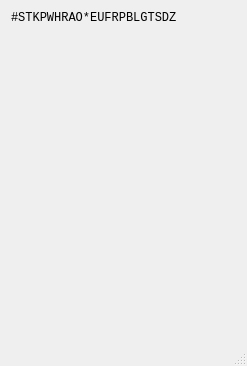
The window that fancy_tape/fancy_tape.ui (morinted/plover_fancy_tape) describes before a commit, drawn with Qt 5.
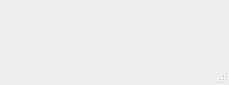
The same window after the commit.

```diff
--- a/fancy_tape/fancy_tape.ui
+++ b/fancy_tape/fancy_tape.ui
@@ -6,8 +6,8 @@
    <rect>
     <x>0</x>
     <y>0</y>
-    <width>247</width>
-    <height>366</height>
+    <width>229</width>
+    <height>85</height>
    </rect>
   </property>
   <property name="font">
@@ -21,23 +21,6 @@
   <property name="sizeGripEnabled">
    <bool>true</bool>
   </property>
-  <layout class="QVBoxLayout" name="verticalLayout">
-   <item>
-    <widget class="QLabel" name="header">
-     <property name="sizePolicy">
-      <sizepolicy hsizetype="Expanding" vsizetype="Expanding">
-       <horstretch>0</horstretch>
-       <verstretch>0</verstretch>
-      </sizepolicy>
-     </property>
-     <property name="text">
-      <string>#STKPWHRAO*EUFRPBLGTSDZ</string>
-     </property>
-     <property name="alignment">
-      <set>Qt::AlignLeading|Qt::AlignLeft|Qt::AlignTop</set>
-     </property>
-    </widget>
-   </item>
-  </layout>
+  <layout class="QVBoxLayout" name="verticalLayout"/>
  </widget>
 </ui>
```
Left out of the diff: 4 changed lines with no effect on the pictures.
